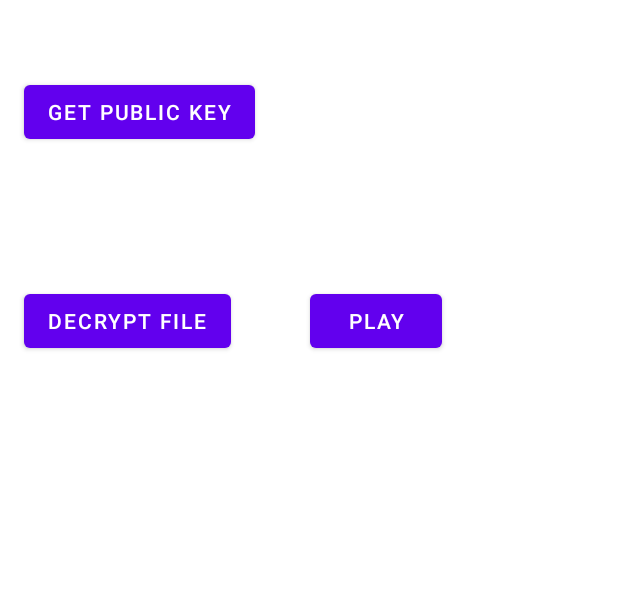
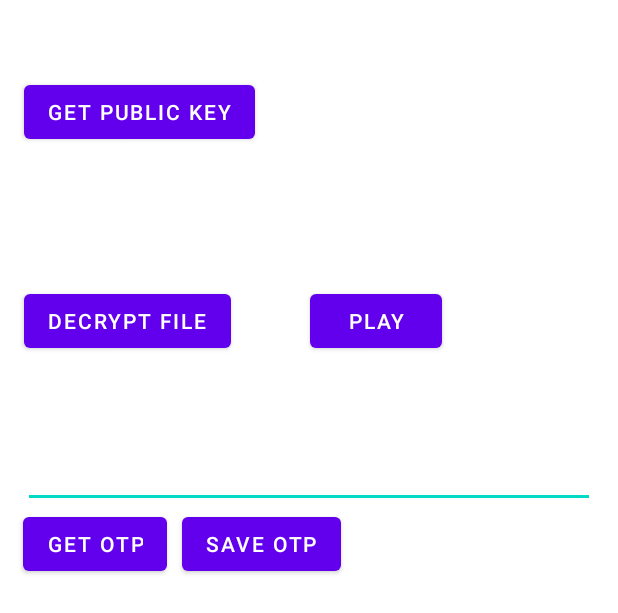
Before and after one commit to VaultLaboratories/android-sdk, an Android app: the layout main_fragment.xml on its own in the app's theme, with its tools: preview values and no code run, on a phone screen of 412 x 824 dp. Shown: the top 613 px of the screen. Run offline under Robolectric (Android 15) with nearby library versions, the phone set to English and light mode, and no system bars.

Commit message:
- Adds OTP caching mechanism - Adds simple test UI for OTP storage to Main Fragment

```diff
--- a/SDK/src/main/java/fan/vault/sdk/Vault.kt
+++ b/SDK/src/main/java/fan/vault/sdk/Vault.kt
@@ -19,7 +19,7 @@ object Vault {
     private var applicationContext: Context? = null
     private lateinit var storageWorker: StorageWorker
     private lateinit var walletWorker: WalletWorker
-    private val litProtocolWorker = LitProtocolWorker(walletWorker)
+    private val litProtocolWorker by lazy { LitProtocolWorker(walletWorker) }
 
     private val executor = Executors.newFixedThreadPool(10)
 
@@ -77,4 +77,8 @@ object Vault {
         }
     }
 
+    fun getOtp(): String? = storageWorker.loadOtp()
+
+    fun saveOtp(otp: String) = storageWorker.saveOtp(otp)
+
 }
--- a/app/src/main/res/layout/main_fragment.xml
+++ b/app/src/main/res/layout/main_fragment.xml
@@ -61,5 +61,30 @@
         app:layout_constraintTop_toTopOf="parent"
         app:layout_constraintVertical_bias="0.245" />
 
+    <EditText
+        android:id="@+id/otpInput"
+        android:layout_width="match_parent"
+        android:layout_height="wrap_content"
+        android:inputType="textEmailAddress"
+        android:layout_marginHorizontal="15dp"
+        android:layout_marginTop="20dp"
+        app:layout_constraintTop_toBottomOf="@id/trackInfo"/>
+
+    <Button
+        android:id="@+id/getOtpButton"
+        android:layout_width="wrap_content"
+        android:layout_height="wrap_content"
+        android:text="@string/get_otp"
+        app:layout_constraintTop_toBottomOf="@id/otpInput"
+        app:layout_constraintStart_toStartOf="@id/otpInput"/>
+
+    <Button
+        android:id="@+id/saveOtpButton"
+        android:layout_width="wrap_content"
+        android:layout_height="wrap_content"
+        android:text="@string/save_otp"
+        android:layout_marginStart="10dp"
+        app:layout_constraintTop_toBottomOf="@id/otpInput"
+        app:layout_constraintStart_toEndOf="@id/getOtpButton"/>
 
 </androidx.constraintlayout.widget.ConstraintLayout>
--- a/app/src/main/res/values/strings.xml
+++ b/app/src/main/res/values/strings.xml
@@ -3,4 +3,6 @@
     <string name="get_public_key">Get Public Key</string>
     <string name="decrypt_file">Decrypt File</string>
     <string name="play">Play</string>
+    <string name="save_otp">Save OTP</string>
+    <string name="get_otp">Get OTP</string>
 </resources>
```
Also changed, not shown: SDK/src/main/java/fan/vault/sdk/workers/StorageWorker.kt (+13 -1 lines), app/src/main/java/fan/vault/vault/ui/main/MainFragment.kt (+8 -0 lines).
